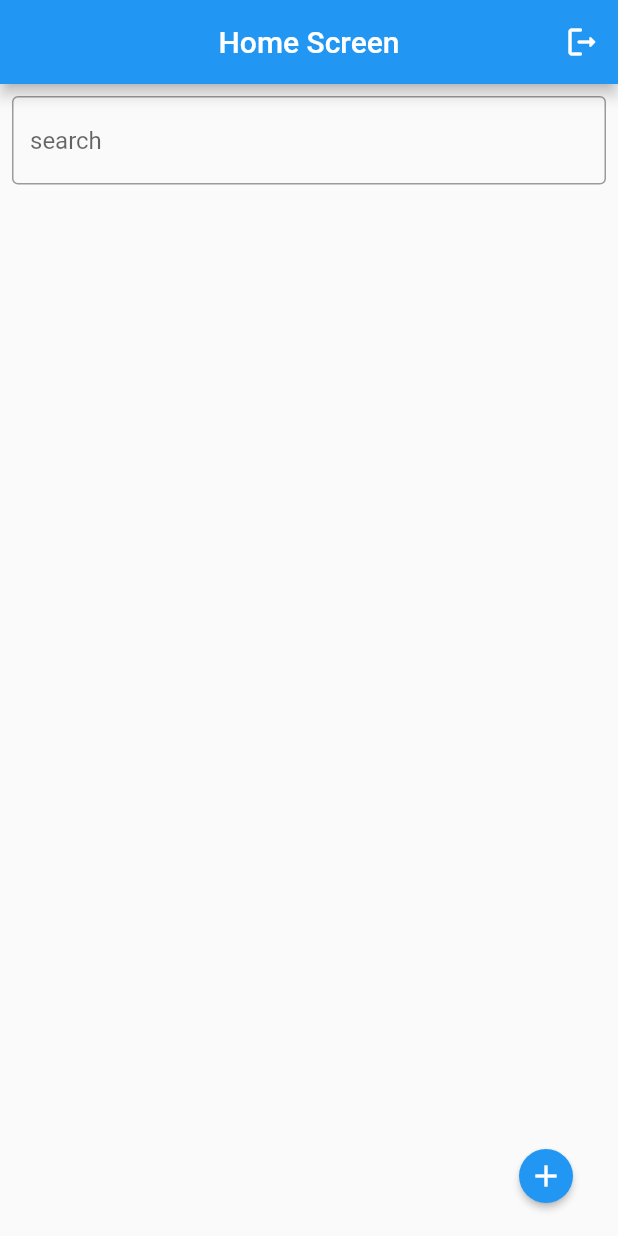
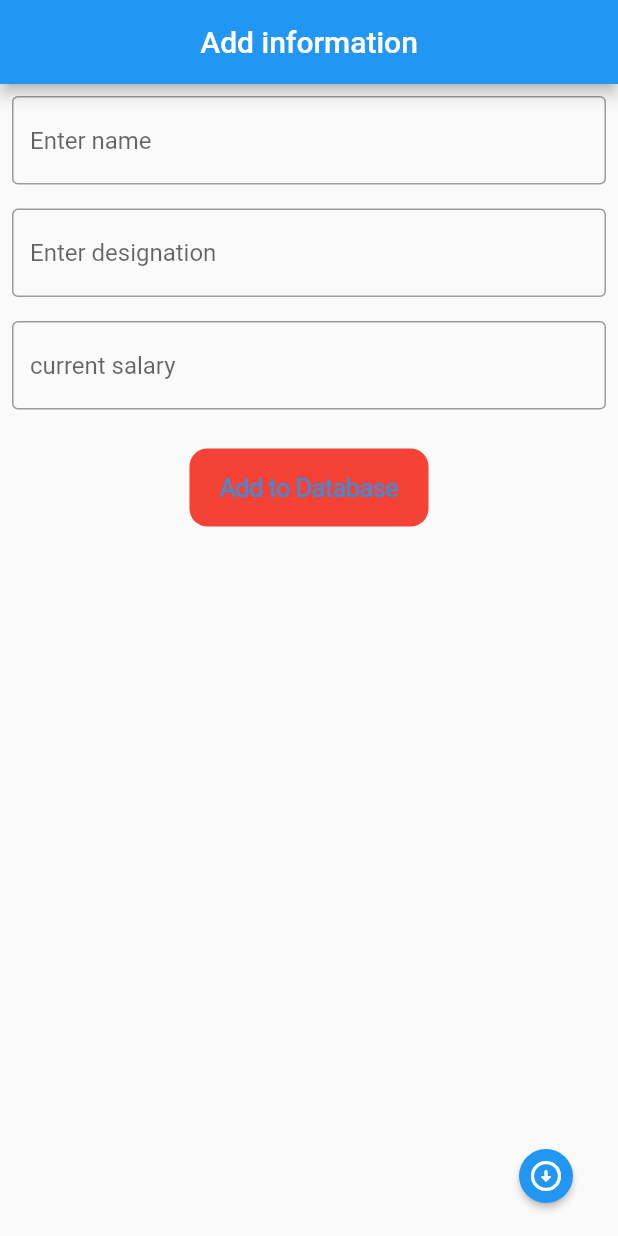
Before and after one commit to shehmaz1993/firebase_system, a Flutter app: the screen it shows after launch, on a phone screen of 412 x 824 dp. Run offline on Flutter 3.47's test engine with Material 2 defaults, Android fonts, the phone set to English and light mode, and no system bars; drawn by our look-alikes of firebase_database; our stand-ins replace another_flushbar, cloud_firestore, connectivity_plus, firebase_auth, firebase_core, fluttertoast and 1 more; accounts and stored records are empty.

Commit message:
id modification

```diff
--- /dev/null
+++ b/lib/firestore/add_firestore_data.dart
@@ -0,0 +1,139 @@
+import 'package:cloud_firestore/cloud_firestore.dart';
+import 'package:firebase_database/firebase_database.dart';
+import 'package:firebase_implementation/HomePage.dart';
+import 'package:firebase_implementation/utils/utils.dart';
+import 'package:flutter/cupertino.dart';
+import 'package:flutter/material.dart';
+
+import 'firestore_list_screen.dart';
+class AddDataToFireStore extends StatefulWidget {
+  const AddDataToFireStore({Key? key}) : super(key: key);
+
+  @override
+  State<AddDataToFireStore> createState() => _AddDataToFireStoreState();
+}
+
+class _AddDataToFireStoreState extends State<AddDataToFireStore> {
+  final firestore=FirebaseFirestore.instance.collection('users');
+  var nameController = TextEditingController();
+  var designationController = TextEditingController();
+  var salaryController = TextEditingController();
+  var editController=TextEditingController();
+
+  @override
+  Widget build(BuildContext context) {
+    return Scaffold(
+      floatingActionButton: ElevatedButton(
+          onPressed: () {
+            Navigator.of(context).push(MaterialPageRoute(builder: (context) => FireBaseStoreScreen()));
+          },
+          style: ElevatedButton.styleFrom(
+            fixedSize: const Size(20, 20),
+            shape: const CircleBorder(),
+          ),
+          child:const Icon(Icons.arrow_circle_down_rounded)
+      ),
+
+      appBar: AppBar(
+        title: const Text('Add information'),
+        centerTitle: true,
+      ),
+      body: Scaffold(
+        body: Column(
+          children: [
+            // const SizedBox(height: 30,),
+            Padding(
+               padding: const EdgeInsets.all(8.0),
+               child: TextField(
+                controller: nameController,
+                decoration: const InputDecoration(
+                  hintText: 'Enter name',
+                  border: OutlineInputBorder()
+                ),
+            ),
+             ),
+            Padding(
+              padding: const EdgeInsets.all(8.0),
+              child: TextField(
+                controller: designationController,
+                decoration: const InputDecoration(
+                    hintText: 'Enter designation',
+                    border: OutlineInputBorder()
+                ),
+              ),
+            ),
+            Padding(
+              padding: const EdgeInsets.all(8.0),
+              child: TextField(
+                controller: salaryController,
+                decoration: const InputDecoration(
+                    hintText: 'current salary',
+                    border: OutlineInputBorder()
+                ),
+              ),
+            ),
+            Padding(
+              padding: const EdgeInsets.all(18.0),
+              child: CupertinoButton(
+                  color: Colors.red,
+                  child: const Text('Add to Database'),
+                  onPressed:(){
+                    String id=DateTime.now().microsecondsSinceEpoch.toString();
+                    firestore.doc(id).set({
+                      'id': id,
+                      'name':nameController.text.toString(),
+                      'designation':designationController.text.toString(),
+                      'salary' : salaryController.text.toString()
+
+
+                    }).then((value){
+                      Utils().toastMessage('${nameController.text.toString()} has been added');
+                    }).onError((error, stackTrace){
+                       Utils().toastMessage(error.toString());
+                    });
+
+                  }),
+            )
+
+
+          ],
+        ),
+
+      ),
+    );
+  }
+  Future showMyDialog(String title,String id){
+    editController.text=title;
+    return showDialog(
+        context: context,
+        builder: (context){
+          return AlertDialog(
+            title: const Text('Update'),
+            content: Container(
+              child: TextField(
+                controller: editController,
+                decoration: InputDecoration(
+                    hintText: 'Edit'
+                ),
+              ),
+            ),
+            actions: [
+              TextButton(
+                  onPressed:(){
+                    Navigator.pop(context);
+                  },
+                  child:const Text('cancel')
+              ),
+              TextButton(
+                  onPressed:(){
+                    Navigator.pop(context);
+
+                  },
+                  child:const Text('update')
+              ),
+            ],
+          );
+        }
+    );
+  }
+}
--- a/lib/main.dart
+++ b/lib/main.dart
@@ -1,6 +1,7 @@
 import 'package:firebase_core/firebase_core.dart';
 import 'package:firebase_implementation/HomePage.dart';
 import 'package:firebase_implementation/add_post.dart';
+import 'package:firebase_implementation/firestore/add_firestore_data.dart';
 import 'package:firebase_implementation/sign_in/signin.dart';
 import 'package:firebase_implementation/sign_in/signin_phone.dart';
 import 'package:firebase_implementation/sign_up/signup.dart';
@@ -35,7 +36,7 @@ class MyApp extends StatelessWidget {
         // is not restarted.
         primarySwatch: Colors.blue,
       ),
-      home:HomeScreen(),
+      home:AddDataToFireStore(),
     );
   }
 }
```
Also changed, not shown: lib/firestore/firestore_list_screen.dart (added, +186 -0 lines).
